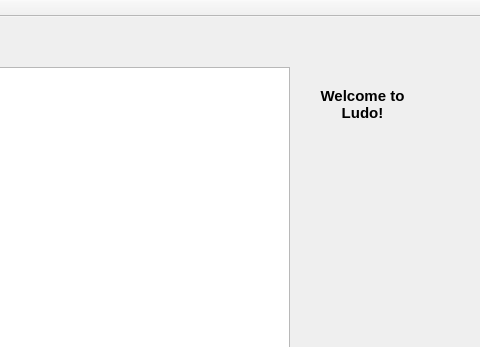
First picture: the form in Ludo.ui, repository iBlazerMan/Ludo, before the edit; both pictures show x 260 to 740 and y 0 to 347 of the 740 by 550 pixel window.
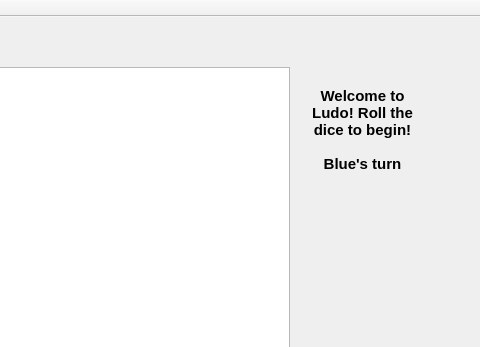
Second picture: the form after the edit.

The edit to the form file:
```diff
--- a/Ludo.ui
+++ b/Ludo.ui
@@ -55,7 +55,9 @@
        </font>
       </property>
       <property name="text">
-       <string>Welcome to Ludo!</string>
+       <string>Welcome to Ludo! Roll the dice to begin!
+
+Blue's turn</string>
       </property>
       <property name="alignment">
        <set>Qt::AlignHCenter|Qt::AlignTop</set>
```
